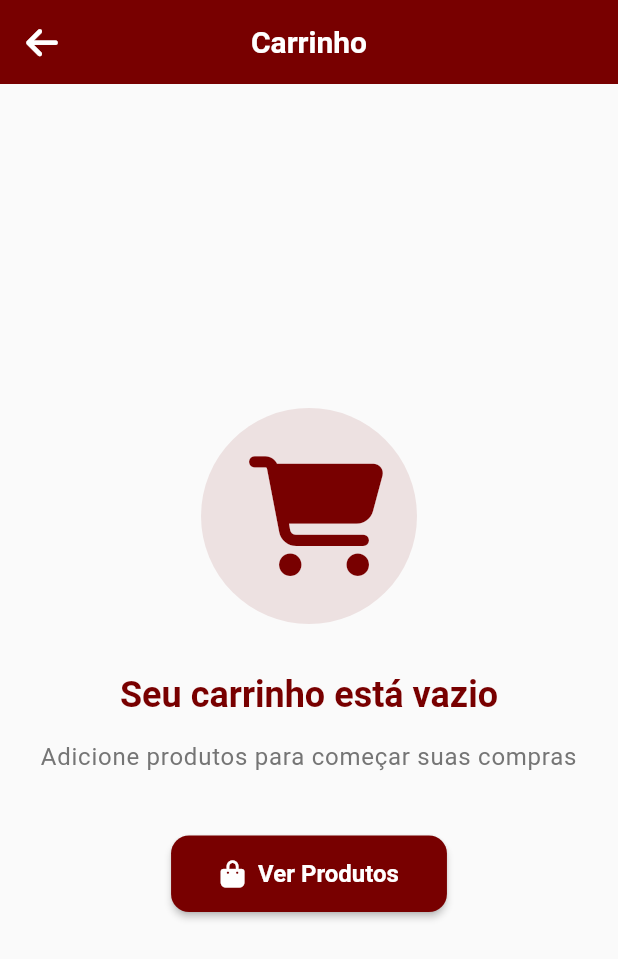
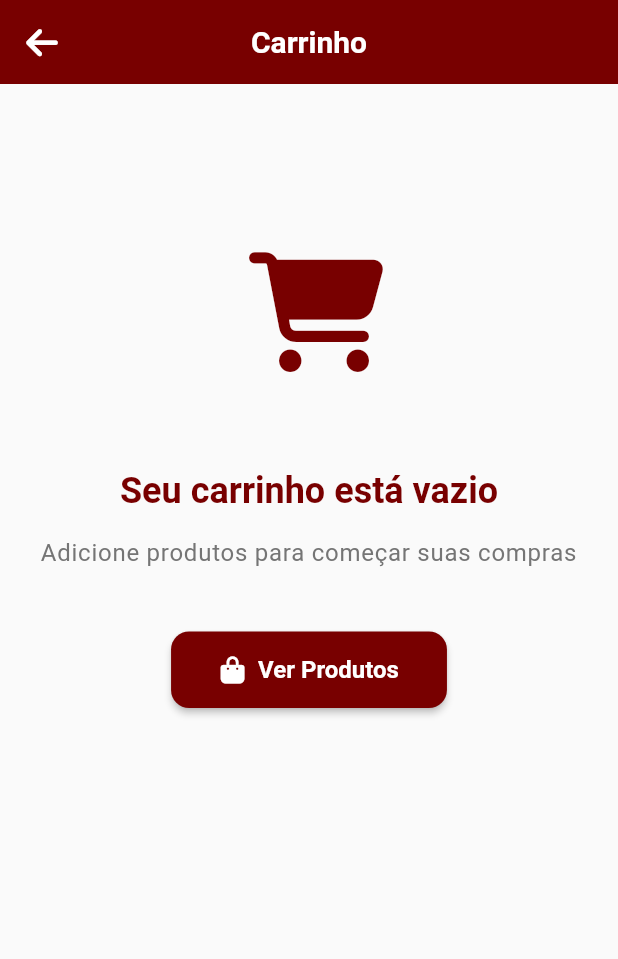
Before and after one commit to zwei-han-der/grota, a Flutter app: the CartScreen screen opened by its route, on a phone screen of 412 x 824 dp. Shown: the top 959 px of the screen. Run offline on Flutter 3.47's test engine with Material 3 defaults, Android fonts, the light colour scheme and no system bars; our stand-ins replace cloud_firestore, firebase_auth, firebase_core, firebase_storage, font_awesome_flutter, image_picker; accounts and stored records are empty; generated files the repository leaves out were written again.

Commit message:
refactor layouts for improved UI consistency and readability.

```diff
--- a/lib/screens/customer/cart_screen.dart
+++ b/lib/screens/customer/cart_screen.dart
@@ -23,37 +23,48 @@ class CartScreen extends StatelessWidget {
           final itens = cartService.itens;
 
           if (itens.isEmpty) {
-            return Center(
-              child: Column(
+            return Column(
+              mainAxisAlignment: MainAxisAlignment.center,
+              crossAxisAlignment: CrossAxisAlignment.stretch,
+              children: [
+                const SizedBox(height: 80),
+                Row(
                   mainAxisAlignment: MainAxisAlignment.center,
                   children: [
                     Container(
                       padding: const EdgeInsets.all(32),
-                    decoration: BoxDecoration(
-                      color: const Color(0xFF780000).withValues(alpha: 0.1),
-                      shape: BoxShape.circle,
-                    ),
                       child: Icon(
                         FontAwesomeIcons.cartShopping,
                         size: 80,
                         color: const Color(0xFF780000),
                       ),
                     ),
+                  ],
+                ),
                 const SizedBox(height: 32),
-                  Text(
+                Padding(
+                  padding: EdgeInsets.symmetric(horizontal: 24),
+                  child: Text(
                     'Seu carrinho está vazio',
                     style: Theme.of(context).textTheme.displaySmall,
                     textAlign: TextAlign.center,
                   ),
+                ),
                 const SizedBox(height: 16),
-                  Text(
+                Padding(
+                  padding: EdgeInsets.symmetric(horizontal: 24),
+                  child: Text(
                     'Adicione produtos para começar suas compras',
                     style: Theme.of(context).textTheme.bodyLarge?.copyWith(
                       color: Colors.grey[600],
                     ),
                     textAlign: TextAlign.center,
                   ),
+                ),
                 const SizedBox(height: 40),
+                Row(
+                  mainAxisAlignment: MainAxisAlignment.center,
+                  children: [
                     ElevatedButton.icon(
                       onPressed: () => Navigator.of(context).pop(),
                       icon: const Icon(FontAwesomeIcons.bagShopping),
@@ -64,6 +75,8 @@ class CartScreen extends StatelessWidget {
                     ),
                   ],
                 ),
+                const Spacer(),
+              ],
             );
           }
 
```
Also changed, not shown: lib/screens/customer/profile_screen.dart (+9 -19 lines). Lines whose indentation alone changed are shown as unchanged.
